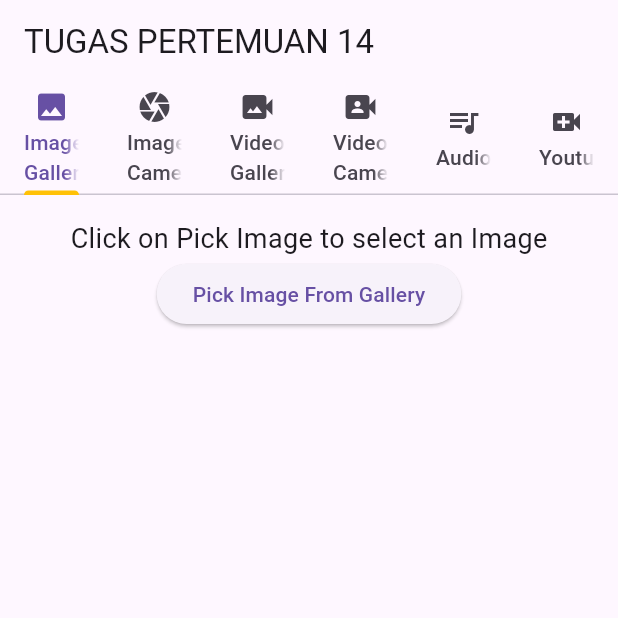
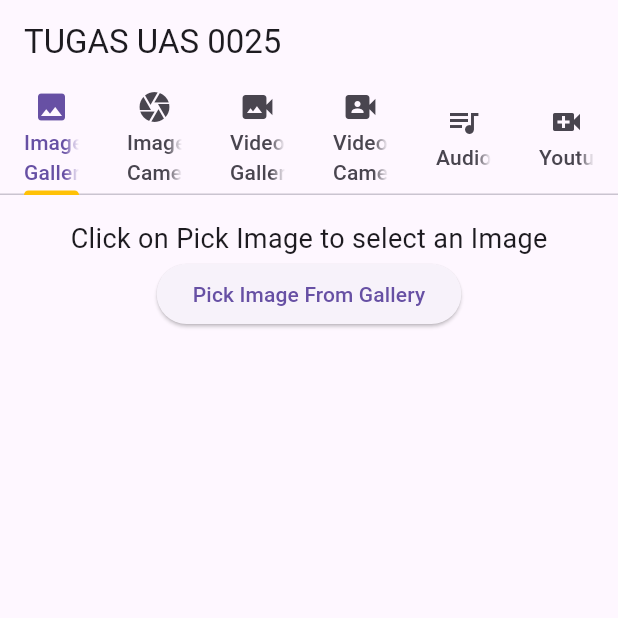
Before and after one commit to YogaPratama15/uaspbm2, a Flutter app: the screen it shows after launch, on a phone screen of 412 x 824 dp, the top half of it. Run offline on Flutter 3.47's test engine with Material 3 defaults, Android fonts, the phone set to English and light mode, and no system bars; our stand-ins replace audioplayers, gallery_saver, image_picker, video_player, youtube_player_flutter.

Commit message:
Update main.dart

```diff
--- a/myapp-main/lib/main.dart
+++ b/myapp-main/lib/main.dart
@@ -19,7 +19,7 @@ class MyApp extends StatelessWidget {
         child: Scaffold(
           appBar: AppBar(
             title: Text(
-              "TUGAS PERTEMUAN 14",
+              "TUGAS UAS 0025",
             ),
             bottom: TabBar(
               tabs: [
```
